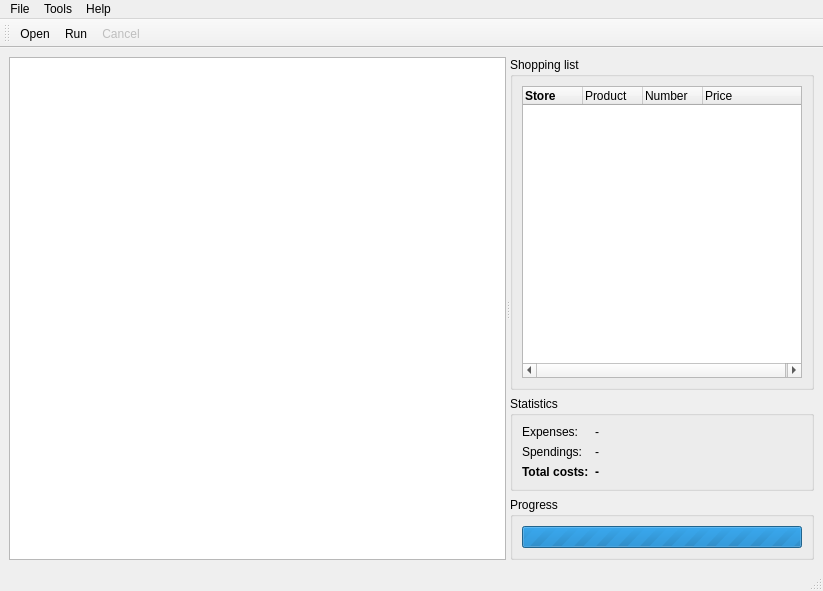
This is gui/ui_mainwindow.ui in domoritz/informaticup-2012 as Qt 5 draws it before an edit. The edited form follows.
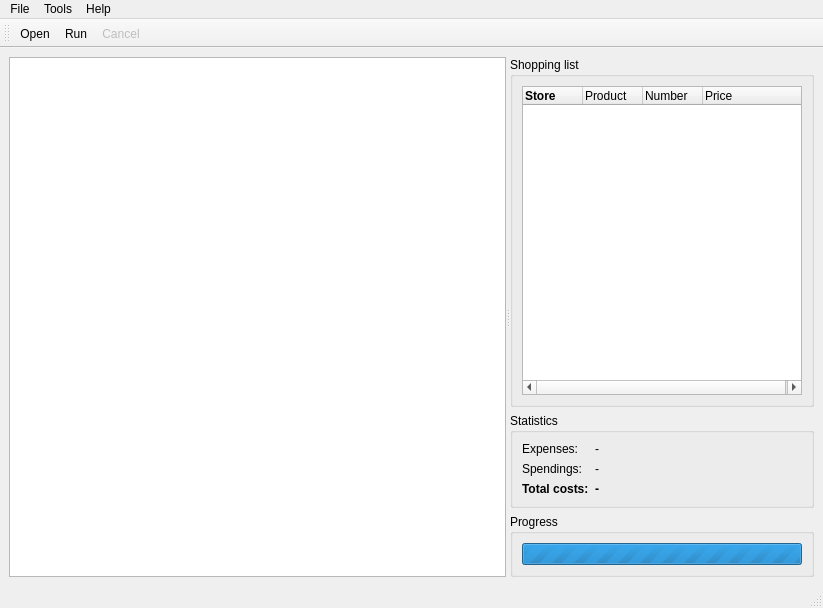
This is the edited form. Icons and pictures are not drawn. Custom widgets are drawn as their Qt base class.

Patch:
```diff
--- a/gui/ui_mainwindow.ui
+++ b/gui/ui_mainwindow.ui
@@ -7,7 +7,7 @@
     <x>0</x>
     <y>0</y>
     <width>823</width>
-    <height>591</height>
+    <height>608</height>
    </rect>
   </property>
   <property name="sizePolicy">
```
Left out of the diff: 11 changed lines with no effect on the pictures.
